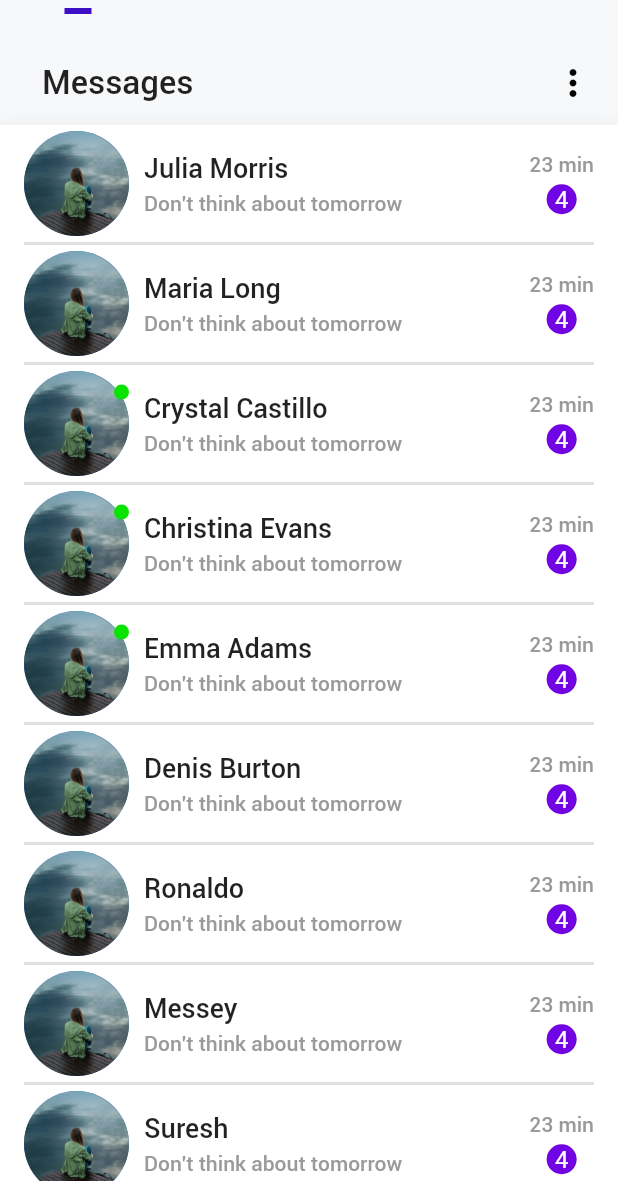
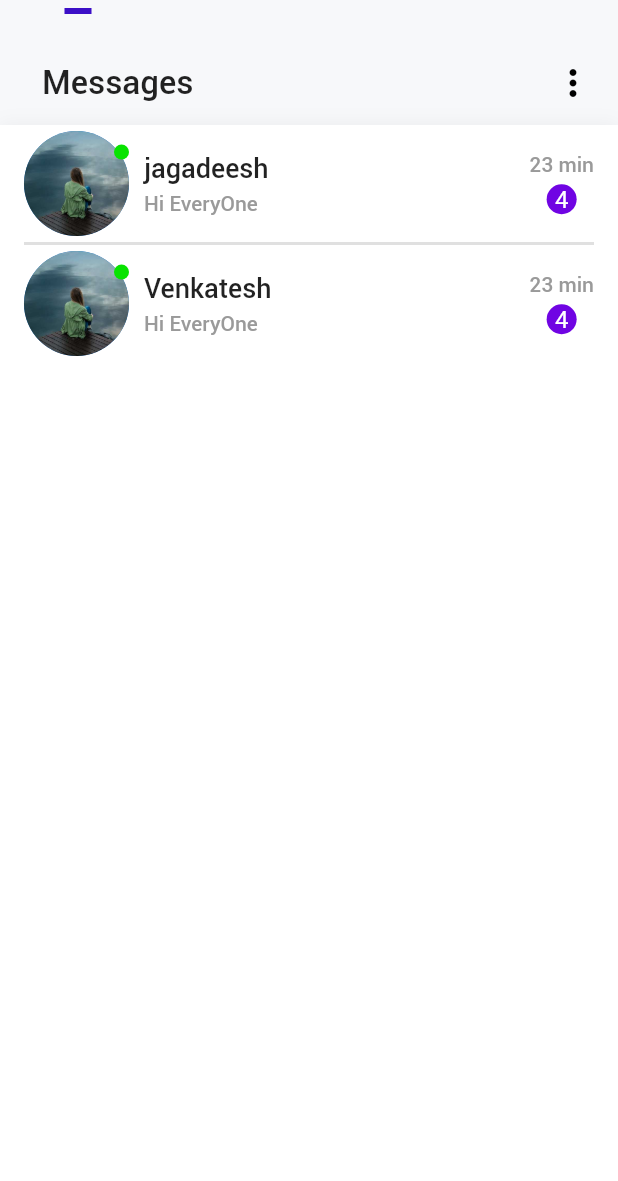
Before and after one commit to jagadeeshpodilapu/daytte, a Flutter app: the ChatList screen opened directly, on a phone screen of 412 x 824 dp, the part 55-1236 px from its top. Run offline on Flutter 3.47's test engine with Material 2 defaults, Android fonts, the phone set to English and light mode, and no system bars; our stand-ins replace connectivity_plus, dio, dotted_border, firebase_core, firebase_messaging, flutter_svg and 12 more; accounts and stored records are empty; network calls fail; Roboto replaces fonts that are missing (SFProDisplay).

Commit message:
ui modifications

```diff
--- a/lib/controllers/chatlist_controller/chatlist_controller.dart
+++ b/lib/controllers/chatlist_controller/chatlist_controller.dart
@@ -1,91 +1,42 @@
 import 'package:daytte/controllers/base_controller/baseController.dart';
+import 'package:daytte/model/message_model.dart';
 
 class ChatListController extends BaseController {
   bool isAll = true;
   bool isChat = false;
-  List<Map<String, dynamic>> profileImages = [
-    {
-      "profileImage": "assets/images/girl.jpg",
-      "profileName": "Julia Morris",
-      "profileTag": "Don't think about tomorrow",
-      "timeLeft": "23 min",
-      "msg": "4",
-      "isOnline": false
-    },
-    {
-      "profileImage": "assets/images/girl.jpg",
-      "profileName": "Maria Long",
-      "profileTag": "Don't think about tomorrow",
-      "timeLeft": "23 min",
-      "msg": "4",
-      "isOnline": false,
-    },
-    {
-      "profileImage": "assets/images/girl.jpg",
-      "profileName": "Crystal Castillo",
-      "profileTag": "Don't think about tomorrow",
-      "timeLeft": "23 min",
-      "msg": "4",
-      "isOnline": true,
-    },
-    {
-      "profileImage": "assets/images/girl.jpg",
-      "profileName": "Christina Evans",
-      "profileTag": "Don't think about tomorrow",
-      "timeLeft": "23 min",
-      "msg": "4",
-      "isOnline": true,
-    },
-    {
-      "profileImage": "assets/images/girl.jpg",
-      "profileName": "Emma Adams",
-      "profileTag": "Don't think about tomorrow",
-      "timeLeft": "23 min",
-      "msg": "4",
-      "isOnline": true,
-    },
-    {
-      "profileImage": "assets/images/girl.jpg",
-      "profileName": "Denis Burton",
-      "profileTag": "Don't think about tomorrow",
-      "timeLeft": "23 min",
-      "msg": "4",
-      "isOnline": false,
-    },
-    {
-      "profileImage": "assets/images/girl.jpg",
-      "profileName": "Ronaldo",
-      "profileTag": "Don't think about tomorrow",
-      "timeLeft": "23 min",
-      "msg": "4",
-      "isOnline": false,
-    },
-    {
-      "profileImage": "assets/images/girl.jpg",
-      "profileName": "Messey",
-      "profileTag": "Don't think about tomorrow",
-      "timeLeft": "23 min",
-      "msg": "4",
-      "isOnline": false,
-    },
-    {
-      "profileImage": "assets/images/girl.jpg",
-      "profileName": "Suresh",
-      "profileTag": "Don't think about tomorrow",
-      "timeLeft": "23 min",
-      "msg": "4",
-      "isOnline": false,
-    },
-  ];
+
+  ChatModel? sourceChat;
+  // var chatmodels = List<ChatModel>.empty(growable: true).obs;
+  List<ChatModel> chatmodels = [];
+
+  @override
+  void onInit() {
+    super.onInit();
+    addDataUser();
+  }
+
+  void addDataUser() {
+    chatmodels.add(ChatModel(
+        name: "jagadeesh",
+        messageCount: 0,
+        time: "4 ",
+        lastMessage: "Hi Everyone",
+        roomId: 1,
+        userId: '1234'));
+    chatmodels.add(ChatModel(
+        name: "Venkatesh",
+        messageCount: 0,
+        time: "4 ",
+        lastMessage: "Hi Everyone",
+        roomId: 2,
+        userId: '5678'));
+
+    update();
+  }
 
   funcIsAll(bool all, bool chat) {
     isAll = all;
     isChat = chat;
     update();
   }
-
-  @override
-  void onInit() {
-    super.onInit();
-  }
 }
--- a/lib/controllers/discover_partner/discover_partner_controller.dart
+++ b/lib/controllers/discover_partner/discover_partner_controller.dart
@@ -102,7 +102,6 @@ class DiscoverPartnerController extends BaseController {
     if (response == null) return;
 
     if (response != null) {
-      print("response in discover partner ${response.data["isMatched"]}");
       if (response["data"]["isMatched"] == true) {
         userLikedToModel = UserLikedToModel.fromJson(response);
       } else {
--- a/lib/controllers/like/like_details_controller.dart
+++ b/lib/controllers/like/like_details_controller.dart
@@ -48,9 +48,10 @@ class YouLikedController extends BaseController {
 
   Future fetchLikedPeople() async {
     String userId = storage.read("id");
+
     final response = await BaseClient()
         .get(
-            '/like?page=$page&limit=$limit&likedByMe=$isActive&likedBy=$userId',
+            '/like?like?page=1&limit=10&likedByMe=false&likedBy=$userId',
             storage.read('token'))
         .catchError(BaseController().handleError);
     if (response != null) {
--- a/lib/controllers/settingsController/settings_controller.dart
+++ b/lib/controllers/settingsController/settings_controller.dart
@@ -67,6 +67,7 @@ class SettingsController extends BaseController {
 
     if (response != null) {
       responseModel = ResponseModel.fromJson(response);
+
       print("user response single settings $responseModel $response");
     }
     DialogHelper.hideLoading();
@@ -77,6 +78,7 @@ class SettingsController extends BaseController {
     storage.write("token", "");
     storage.write("page", "0");
     storage.write("isLogged", false);
+    storage.erase();
     Get.offAllNamed(AppRoutes.LOGINVIEW);
   }
 
--- a/lib/main.dart
+++ b/lib/main.dart
@@ -9,6 +9,7 @@ import 'package:get/get.dart';
 import 'package:get_storage/get_storage.dart';
 
 import 'routes/app_pages.dart';
+import 'view/screens/chatlist/chat_list.dart';
 
 void main() async {
   WidgetsFlutterBinding.ensureInitialized();
@@ -33,9 +34,9 @@ class MyApp extends StatelessWidget with WidgetsBindingObserver {
         scaffoldBackgroundColor: backgroundColor,
         fontFamily: 'Roboto',
       ),
-      home: TestView(),
+    //  home: ChatList(),
       initialBinding: SplashBinding(),
-      //  initialRoute: AppRoutes.SPLASHVIEW,
+      initialRoute: AppRoutes.SPLASHVIEW,
       defaultTransition: Transition.rightToLeft,
       getPages: AppPages.routes,
     );
--- a/lib/view/screens/chatModule/controller/chat_controller.dart
+++ b/lib/view/screens/chatModule/controller/chat_controller.dart
@@ -42,6 +42,7 @@ class ChatController extends GetxController {
   }
 
   void connect() {
+
     socket = IO.io("http://65.0.174.202:9000/chat", <String, dynamic>{
       "transports": ["websocket"],
       "autoConnect": false,
@@ -68,7 +69,7 @@ class ChatController extends GetxController {
       print('disconnect');
       socket.emit("leaveRoom", this.activeRoom);
     });
-     update();
+    update();
   }
 
   void setMessage(String type, msg, String userId) {
--- a/lib/view/screens/chatModule/controller/test_controlle.dart
+++ b/lib/view/screens/chatModule/controller/test_controlle.dart
@@ -42,4 +42,6 @@ class TestController extends GetxController {
 
     update();
   }
+
+
 }
--- a/lib/view/screens/chatModule/test_home_view.dart
+++ b/lib/view/screens/chatModule/test_home_view.dart
@@ -25,7 +25,7 @@ class TestHomeView extends GetView<TestHomeController> {
               print(sourceChat?.roomId.toString());
               print(sourceChat?.name.toString());
               Get.to(ChatView(
-                chatModel: chatmodels?[index],
+             //   chatModel: chatmodels?[index],
                 sourceChat: sourceChat,
               ));
             },
--- a/lib/view/screens/chatlist/chat_list.dart
+++ b/lib/view/screens/chatlist/chat_list.dart
@@ -1,4 +1,6 @@
 import 'package:daytte/consts/constants.dart';
+import 'package:daytte/consts/image_constants.dart';
+import 'package:daytte/view/screens/chatModule/chat_view.dart';
 import 'package:daytte/view/widgets/common_widgets.dart';
 import 'package:flutter/material.dart';
 import 'package:get/get.dart';
@@ -7,7 +9,7 @@ import '../../../controllers/chatlist_controller/chatlist_controller.dart';
 import '../chatrequest/chat_request.dart';
 import '../chatscreen/chat_screen.dart';
 
-class ChatList extends StatelessWidget {
+class ChatList extends GetView<ChatListController> {
   @override
   Widget build(BuildContext context) {
     final theme = Theme.of(context).textTheme;
@@ -22,7 +24,7 @@ class ChatList extends StatelessWidget {
               children: [
                 Padding(
                   padding: const EdgeInsets.all(8.0),
-                  child: chatRequestHeaders(controller,theme),
+                  child: chatRequestHeaders(controller, theme),
                 ),
                 messageHeaderWithActionsWidget(theme)
               ],
@@ -36,12 +38,16 @@ class ChatList extends StatelessWidget {
           init: ChatListController(),
           builder: (controller) {
             return ListView.separated(
-              itemCount: controller.profileImages.length,
+              itemCount: controller.chatmodels.length,
               itemBuilder: (context, index) {
-                return messageCard(context, controller, index,theme);
+                return messageCard(context, controller, index, theme);
               },
               separatorBuilder: (context, index) {
-                return Container(height: 2,color: Colors.grey[300],margin: EdgeInsets.symmetric(horizontal: 16),);
+                return Container(
+                  height: 2,
+                  color: Colors.grey[300],
+                  margin: EdgeInsets.symmetric(horizontal: 16),
+                );
               },
             );
           },
@@ -63,10 +69,17 @@ class ChatList extends StatelessWidget {
     );
   }
 
-  Widget messageCard(
-      BuildContext context, ChatListController controller, int index, TextTheme theme) {
+  Widget messageCard(BuildContext context, ChatListController controller,
+      int index, TextTheme theme) {
     return ListTile(
-      onTap: () => Get.to(() => ChatScreen()),
+      onTap: () {
+       // controller.sourceChat = controller.chatmodels.removeAt(index);
+        Get.to(
+          ChatView(
+              chatModel: controller.chatmodels,
+              sourceChat: controller.sourceChat,selectedIndex: index,),
+        );
+      },
       title: Container(
         width: MediaQuery.of(context).size.width,
         child: Row(
@@ -76,9 +89,9 @@ class ChatList extends StatelessWidget {
             Column(
               crossAxisAlignment: CrossAxisAlignment.start,
               children: [
-                userNameWidget(controller, index,theme),
-               addVerticalSpace(5),
-                userLastMessageWidget(controller, index,theme),
+                userNameWidget(controller, index, theme),
+                addVerticalSpace(5),
+                userLastMessageWidget(controller, index, theme),
               ],
             ),
             Spacer(),
@@ -100,14 +113,14 @@ class ChatList extends StatelessWidget {
       radius: 10,
       backgroundColor: Color(0xff7004E3),
       child: Text(
-        controller.profileImages[index]["msg"],
+        '4',
         style: TextStyle(color: Colors.white),
       ),
     );
   }
 
   Widget timeLeftWidget(ChatListController controller, int index) {
-    return Text(controller.profileImages[index]["timeLeft"],
+    return Text('23 min',
         style: const TextStyle(
             color: const Color(0xff9A9A9A),
             fontWeight: FontWeight.w500,
@@ -116,16 +129,18 @@ class ChatList extends StatelessWidget {
             fontSize: 14.0));
   }
 
-  Text userLastMessageWidget(ChatListController controller, int index, TextTheme theme) {
+  Text userLastMessageWidget(
+      ChatListController controller, int index, TextTheme theme) {
     return Text(
-      controller.profileImages[index]["profileTag"],
-      style:theme.headline6?.copyWith(color:  Color(0xff9A9A9A),fontSize: 14) ,
+      "Hi EveryOne",
+      style: theme.headline6?.copyWith(color: Color(0xff9A9A9A), fontSize: 14),
     );
   }
 
-  Text userNameWidget(ChatListController controller, int index,TextTheme theme) {
+  Text userNameWidget(
+      ChatListController controller, int index, TextTheme theme) {
     return Text(
-      controller.profileImages[index]["profileName"],
+      controller.chatmodels[index].name ?? "",
       style: theme.headline6?.copyWith(fontSize: 18),
     );
   }
@@ -134,11 +149,10 @@ class ChatList extends StatelessWidget {
       ChatListController controller, int index) {
     return CircleAvatar(
       radius: 35,
-      backgroundImage:
-          AssetImage(controller.profileImages[index]["profileImage"]),
+      backgroundImage: AssetImage(ImageConstants.girl),
       child: Align(
         alignment: Alignment(1, -0.7),
-        child: controller.profileImages[index]["isOnline"]
+        child: true
             ? CircleAvatar(radius: 5, backgroundColor: Color(0xff08E300))
             : SizedBox(),
       ),
@@ -172,14 +186,15 @@ class ChatList extends StatelessWidget {
     return Row(
       children: [
         MaterialButton(
-          child: chatHeadersText("All", 18, controller.isAll,theme),
+          child: chatHeadersText("All", 18, controller.isAll, theme),
           onPressed: () {
             controller.funcIsAll(true, false);
           },
         ),
         MaterialButton(
           //color: Colors.yellow,
-          child: chatHeadersText(Constants.charRequest, 100, controller.isChat,theme),
+          child: chatHeadersText(
+              Constants.charRequest, 100, controller.isChat, theme),
           //Text("Chat Request",style: TextStyle(color: Colors.black)),
           onPressed: () {
             controller.funcIsAll(false, true);
@@ -190,13 +205,13 @@ class ChatList extends StatelessWidget {
     );
   }
 
-  Widget chatHeadersText(String text, double width, bool boolAll, TextTheme theme) {
+  Widget chatHeadersText(
+      String text, double width, bool boolAll, TextTheme theme) {
     return Padding(
       padding: const EdgeInsets.all(8.0),
       child: Column(
         children: [
-          Text(text,
-              style:theme.headline6?.copyWith(fontSize: 16)),
+          Text(text, style: theme.headline6?.copyWith(fontSize: 16)),
           SizedBox(
             height: 5,
           ),
--- a/lib/view/screens/likedetails/like_details.dart
+++ b/lib/view/screens/likedetails/like_details.dart
@@ -31,7 +31,9 @@ class LikesPage extends StatelessWidget {
       ),
       child: Column(
         children: [
-          TabBar(
+          Padding(
+            padding: const EdgeInsets.only(top:18.0),
+            child: TabBar(
                 indicatorColor: Colors.white,
                 unselectedLabelColor: Colors.grey,
                 labelColor: Colors.black,
@@ -81,6 +83,7 @@ class LikesPage extends StatelessWidget {
                     ),
                   ),
                 ]),
+          ),
           Expanded(
             child: TabBarView(
               children: [Liked(), YouLikedView()],
--- a/lib/view/screens/likedetails/you_liked.dart
+++ b/lib/view/screens/likedetails/you_liked.dart
@@ -14,10 +14,7 @@ class YouLikedView extends StatelessWidget {
     return GetBuilder<YouLikedController>(
       init: YouLikedController(),
       builder: (controller) => controller.users.value != 0
-          ? Padding(
-              padding:
-                  const EdgeInsets.symmetric(horizontal: 12.0, vertical: 8),
-              child: Column(
+          ? Column(
             children: [
               Expanded(
                 child: LazyLoadScrollView(
@@ -148,7 +145,6 @@ class YouLikedView extends StatelessWidget {
                     )),
               ),
             ],
-              ),
           )
           : Center(
               child: CircularProgressIndicator.adaptive(),
--- a/lib/view/screens/settings/settings.dart
+++ b/lib/view/screens/settings/settings.dart
@@ -74,7 +74,9 @@ class Settings extends StatelessWidget {
       padding: const EdgeInsets.all(8.0),
       child: RaisedGradientButton(
           title: Constants.logout,
-          onPressed: () {},
+          onPressed: () {
+            controller.clearStorage();
+          },
           borderRadius: 10,
           width: Get.width * 0.7),
     );
```
Also changed, not shown: lib/view/screens/chatModule/chat_view.dart (+15 -7 lines), lib/view/screens/discoverpartner/discover_partner.dart (+3 -4 lines), lib/view/screens/editdetails/edit_details.dart (+5 -4 lines). Lines whose indentation alone changed are shown as unchanged.
